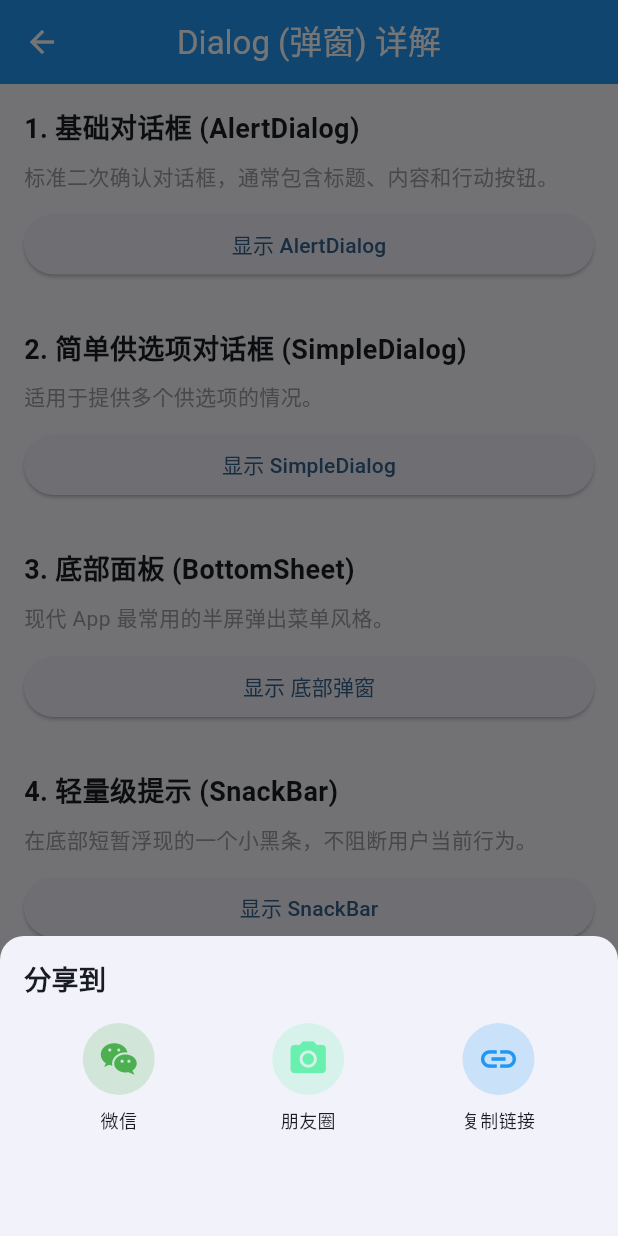
After one commit to eric1202/flutter-widget-demo, a Flutter app: the DialogScreen screen opened directly, after a tap on "显示 底部弹窗", on a phone screen of 412 x 824 dp. The commit adds this screen. Run offline on Flutter 3.47's test engine with Material 3 defaults, Android fonts, the phone set to English and light mode, and no system bars; our stand-ins replace camera.

Commit message:
feat: 新增 Dialog, Icon, Image 和 TextField 组件示例页面

```diff
--- /dev/null
+++ b/lib/screens/dialog_screen.dart
@@ -0,0 +1,197 @@
+import 'package:flutter/material.dart';
+
+class DialogScreen extends StatelessWidget {
+  const DialogScreen({super.key});
+
+  @override
+  Widget build(BuildContext context) {
+    return Scaffold(
+      appBar: AppBar(
+        title: const Text('Dialog (弹窗) 详解'),
+      ),
+      body: ListView(
+        padding: const EdgeInsets.all(16),
+        children: [
+          // 1. AlertDialog
+          const _SectionTitle('1. 基础对话框 (AlertDialog)'),
+          const _Description('标准二次确认对话框，通常包含标题、内容和行动按钮。'),
+          ElevatedButton(
+            onPressed: () {
+              // 使用 showDialog 呼出弹框
+              showDialog(
+                context: context,
+                builder: (BuildContext ctx) {
+                  return AlertDialog(
+                    title: const Text('温馨提示'),
+                    content: const Text('您确定要执行此危险操作吗？'),
+                    actions: [
+                      TextButton(
+                        onPressed: () {
+                          // pop() 用于关闭由于导航或 showDialog 生成的最顶层路由
+                          Navigator.of(ctx).pop();
+                        },
+                        child: const Text('取消'),
+                      ),
+                      TextButton(
+                        onPressed: () {
+                          Navigator.of(ctx).pop();
+                          // 执行确认逻辑
+                        },
+                        child: const Text('确认', style: TextStyle(color: Colors.red)),
+                      ),
+                    ],
+                  );
+                },
+              );
+            },
+            child: const Text('显示 AlertDialog'),
+          ),
+          const SizedBox(height: 32),
+
+          // 2. SimpleDialog
+          const _SectionTitle('2. 简单供选项对话框 (SimpleDialog)'),
+          const _Description('适用于提供多个供选项的情况。'),
+          ElevatedButton(
+            onPressed: () {
+              showDialog(
+                context: context,
+                builder: (BuildContext ctx) {
+                  return SimpleDialog(
+                    title: const Text('请选择您的性别'),
+                    children: [
+                      SimpleDialogOption(
+                        onPressed: () => Navigator.pop(ctx),
+                        child: const Padding(
+                          padding: EdgeInsets.symmetric(vertical: 8),
+                          child: Text('👨 男'),
+                        ),
+                      ),
+                      SimpleDialogOption(
+                        onPressed: () => Navigator.pop(ctx),
+                        child: const Padding(
+                          padding: EdgeInsets.symmetric(vertical: 8),
+                          child: Text('👩 女'),
+                        ),
+                      ),
+                    ],
+                  );
+                },
+              );
+            },
+            child: const Text('显示 SimpleDialog'),
+          ),
+          const SizedBox(height: 32),
+
+          // 3. BottomSheet 底部弹窗
+          const _SectionTitle('3. 底部面板 (BottomSheet)'),
+          const _Description('现代 App 最常用的半屏弹出菜单风格。'),
+          ElevatedButton(
+            onPressed: () {
+              showModalBottomSheet(
+                context: context,
+                shape: const RoundedRectangleBorder(
+                  // 给底模态增加圆角
+                  borderRadius: BorderRadius.vertical(top: Radius.circular(16)),
+                ),
+                builder: (BuildContext ctx) {
+                  return Container(
+                    padding: const EdgeInsets.all(16),
+                    height: 200, // 高度随意定
+                    child: Column(
+                      crossAxisAlignment: CrossAxisAlignment.start,
+                      children: [
+                        const Text('分享到', style: TextStyle(fontSize: 18, fontWeight: FontWeight.bold)),
+                        const SizedBox(height: 16),
+                        Row(
+                          mainAxisAlignment: MainAxisAlignment.spaceAround,
+                          children: [
+                            _buildShareIcon(Icons.wechat, '微信', Colors.green),
+                            _buildShareIcon(Icons.camera_alt, '朋友圈', Colors.greenAccent),
+                            _buildShareIcon(Icons.link, '复制链接', Colors.blue),
+                          ],
+                        )
+                      ],
+                    ),
+                  );
+                },
+              );
+            },
+            child: const Text('显示 底部弹窗'),
+          ),
+          const SizedBox(height: 32),
+
+          // 4. SnackBar 轻提示
+          const _SectionTitle('4. 轻量级提示 (SnackBar)'),
+          const _Description('在底部短暂浮现的一个小黑条，不阻断用户当前行为。'),
+          ElevatedButton(
+            onPressed: () {
+              ScaffoldMessenger.of(context).showSnackBar(
+                SnackBar(
+                  content: const Text('✅ 操作成功！'),
+                  duration: const Duration(seconds: 2), // 显示时长控制
+                  action: SnackBarAction(
+                    label: '撤销',
+                    onPressed: () {
+                      // 撤销逻辑
+                    },
+                  ),
+                ),
+              );
+            },
+            child: const Text('显示 SnackBar'),
+          ),
+        ],
+      ),
+    );
+  }
+
+  // 辅助构建 BottomSheet 内分享图标
+  Widget _buildShareIcon(IconData icon, String label, Color color) {
+    return Column(
+      mainAxisSize: MainAxisSize.min,
+      children: [
+        CircleAvatar(
+          radius: 24,
+          backgroundColor: color.withAlpha(50),
+          child: Icon(icon, color: color, size: 28),
+        ),
+        const SizedBox(height: 8),
+        Text(label, style: const TextStyle(fontSize: 12)),
+      ],
+    );
+  }
+}
+
+// 辅助组件：统一的小节标题
+class _SectionTitle extends StatelessWidget {
+  final String title;
+  const _SectionTitle(this.title);
+
+  @override
+  Widget build(BuildContext context) {
+    return Padding(
+      padding: const EdgeInsets.only(bottom: 8.0),
+      child: Text(
+        title,
+        style: const TextStyle(fontSize: 18, fontWeight: FontWeight.bold),
+      ),
+    );
+  }
+}
+
+// 辅助组件：统一说明文本
+class _Description extends StatelessWidget {
+  final String text;
+  const _Description(this.text);
+
+  @override
+  Widget build(BuildContext context) {
+    return Padding(
+      padding: const EdgeInsets.only(bottom: 12.0),
+      child: Text(
+        text,
+        style: const TextStyle(color: Colors.grey, fontSize: 14),
+      ),
+    );
+  }
+}
--- /dev/null
+++ b/lib/screens/textfield_screen.dart
@@ -0,0 +1,131 @@
+import 'package:flutter/material.dart';
+
+class TextFieldScreen extends StatefulWidget {
+  const TextFieldScreen({super.key});
+
+  @override
+  State<TextFieldScreen> createState() => _TextFieldScreenState();
+}
+
+class _TextFieldScreenState extends State<TextFieldScreen> {
+  // 定义文本控制器，用于获取输入框的内容或主动修改它
+  final TextEditingController _controller = TextEditingController();
+
+  @override
+  void dispose() {
+    // 务必在页面销毁时释放控制器，避免内存泄漏
+    _controller.dispose();
+    super.dispose();
+  }
+
+  @override
+  Widget build(BuildContext context) {
+    // 点击空白处收起键盘的常用做法：用 GestureDetector 包裹并在 onTap 中取消焦点
+    return GestureDetector(
+      onTap: () => FocusScope.of(context).unfocus(),
+      child: Scaffold(
+        appBar: AppBar(
+          title: const Text('TextField (输入框) 详解'),
+        ),
+        body: ListView(
+          padding: const EdgeInsets.all(16),
+          children: [
+            // 1. 基础输入框
+            const _SectionTitle('1. 基础 TextField'),
+            const _Description('最简单的文本输入框。'),
+            const TextField(),
+            const SizedBox(height: 32),
+
+            // 2. 带占位符/装饰的输入框
+            const _SectionTitle('2. 输入装饰 (InputDecoration)'),
+            const _Description('通过 decoration 配置提示文本、边框、前后图标。'),
+            const TextField(
+              decoration: InputDecoration(
+                hintText: '请输入搜索内容...', // 占位提示文字
+                prefixIcon: Icon(Icons.search), // 前置图标
+                border: OutlineInputBorder(), // 添加外层边框
+              ),
+            ),
+            const SizedBox(height: 32),
+
+            // 3. 密码框与键盘类型
+            const _SectionTitle('3. 密码输入与数字键盘'),
+            const _Description('obscureText 隐藏文本内容，keyboardType 指定键盘布局。'),
+            const TextField(
+              obscureText: true, // 开启密码模式（密文显示）
+              keyboardType: TextInputType.number, // 限制只能呼出数字键盘
+              decoration: InputDecoration(
+                labelText: '支付密码', // 悬浮标签文字
+                border: OutlineInputBorder(),
+                prefixIcon: Icon(Icons.lock),
+              ),
+            ),
+            const SizedBox(height: 32),
+
+            // 4. 数据获取与控制器展示
+            const _SectionTitle('4. 控制器获取数据 (Controller)'),
+            const _Description('绑定 TextEditingController 即可在其他地方获取输入内容。'),
+            TextField(
+              controller: _controller,
+              decoration: InputDecoration(
+                hintText: '在这里输入点什么...',
+                border: const OutlineInputBorder(),
+                // 后置按钮：点击清除内容
+                suffixIcon: IconButton(
+                  icon: const Icon(Icons.clear),
+                  onPressed: () {
+                    _controller.clear();
+                  },
+                ),
+              ),
+            ),
+            const SizedBox(height: 16),
+            ElevatedButton(
+              onPressed: () {
+                // 读取 controller.text 即可获取当前输入的值
+                ScaffoldMessenger.of(context).showSnackBar(
+                  SnackBar(content: Text('您输入的内容是：${_controller.text}')),
+                );
+              },
+              child: const Text('获取上方输入框内容'),
+            )
+          ],
+        ),
+      ),
+    );
+  }
+}
+
+// 辅助组件：统一的小节标题
+class _SectionTitle extends StatelessWidget {
+  final String title;
+  const _SectionTitle(this.title);
+
+  @override
+  Widget build(BuildContext context) {
+    return Padding(
+      padding: const EdgeInsets.only(bottom: 8.0),
+      child: Text(
+        title,
+        style: const TextStyle(fontSize: 18, fontWeight: FontWeight.bold),
+      ),
+    );
+  }
+}
+
+// 辅助组件：统一说明文本
+class _Description extends StatelessWidget {
+  final String text;
+  const _Description(this.text);
+
+  @override
+  Widget build(BuildContext context) {
+    return Padding(
+      padding: const EdgeInsets.only(bottom: 12.0),
+      child: Text(
+        text,
+        style: const TextStyle(color: Colors.grey, fontSize: 14),
+      ),
+    );
+  }
+}
```
Also changed, not shown: lib/main.dart (+36 -0 lines), lib/screens/icon_screen.dart (added, +124 -0 lines), lib/screens/image_screen.dart (added, +222 -0 lines), 1 other file.
